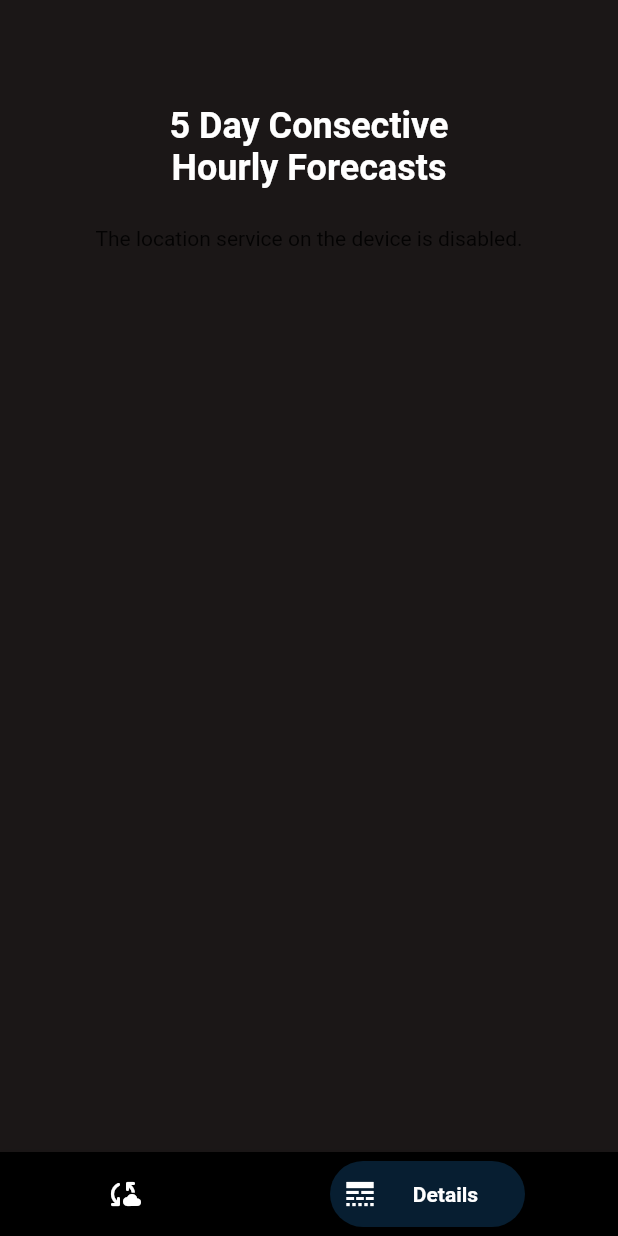
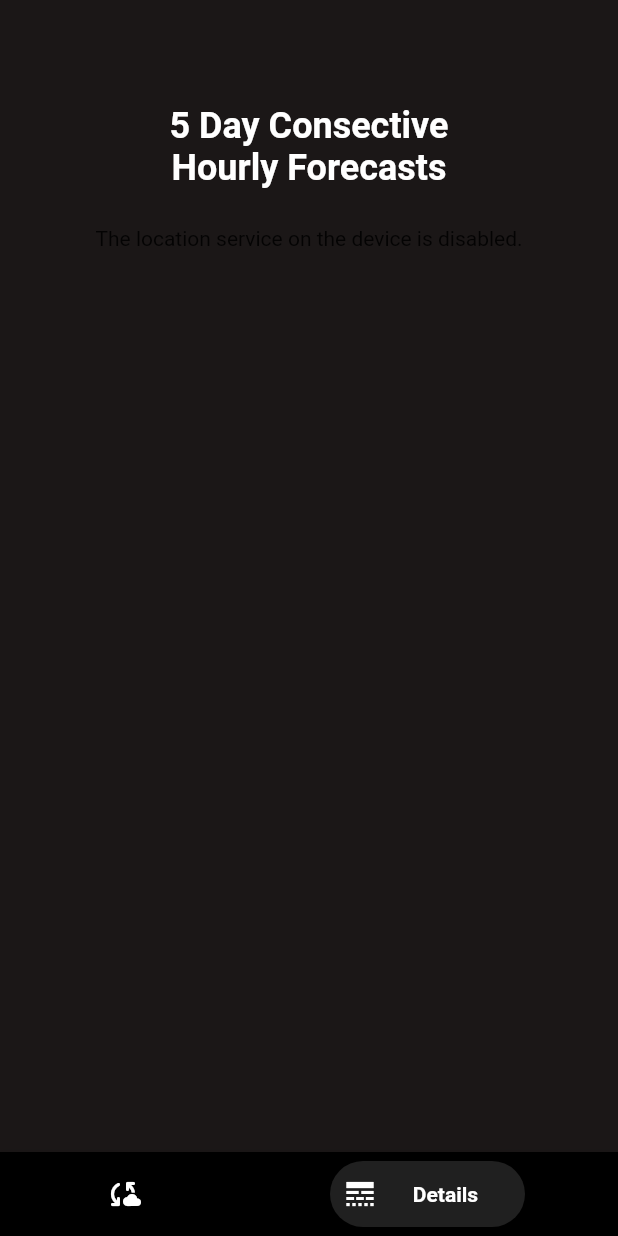
Before and after one commit to avcton/DailyWeather, a Flutter app: the screen it shows after launch, swiped to page 2, on a phone screen of 412 x 824 dp. Run offline on Flutter 3.47's test engine with Material 2 defaults, Android fonts, the phone set to English and light mode, and no system bars; drawn by our look-alikes of bottom_navy_bar; our stand-ins replace geolocator, google_fonts, weather; missing offline and left inert: geolocator_web; Roboto replaces fonts that are missing (Bellota).

Commit message:
Everything implemented before notifications

```diff
--- a/lib/Screens/extended_weather.dart
+++ b/lib/Screens/extended_weather.dart
@@ -58,8 +58,15 @@ class _Extended_Weather extends State<Extended_Weather> {
                                 return ListTile(
                                   onTap: () {},
                                   leading: Image.network(
-                                    'http://openweathermap.org/img/wn/${snapshot.data?[index].weatherIcon}@2x.png',
-                                  ),
+                                      'http://openweathermap.org/img/wn/${snapshot.data?[index].weatherIcon}@2x.png',
+                                      errorBuilder:
+                                          (context, error, stackTrace) {
+                                    return Text(
+                                      "Error Loading Image...",
+                                      style:
+                                          Theme.of(context).textTheme.headline1,
+                                    );
+                                  }),
                                   trailing: Text(
                                       "${weekDayToString(day: snapshot.data?[index].date?.weekday)} ${DateFormat('h:mm a').format(snapshot.data?[index].date ?? DateTime.now())}",
                                       style: GoogleFonts.bellota(
@@ -80,8 +87,11 @@ class _Extended_Weather extends State<Extended_Weather> {
                       );
                     }
                   }
-                  return const CircularProgressIndicator(
-                    color: Colors.white,
+                  return const Padding(
+                    padding: EdgeInsets.only(top: 70),
+                    child: CircularProgressIndicator(
+                      color: Colors.white,
+                    ),
                   );
                 })
           ],
--- a/lib/Screens/weather_page.dart
+++ b/lib/Screens/weather_page.dart
@@ -39,27 +39,14 @@ class _WeatherPage extends State<WeatherPage> {
           Center(
             child: Column(
               children: [
-                Padding(
-                  padding: const EdgeInsets.only(top: 65.0),
-                  child: Text("Welcome",
-                      style: GoogleFonts.indieFlower(
-                          textStyle: TextStyle(
-                              fontSize: 24,
-                              color: Theme.of(context).primaryColor,
-                              letterSpacing: 0))),
-                ),
-                const SizedBox(
-                  height: 3,
-                ),
-                Text("To",
-                    style: GoogleFonts.indieFlower(
-                        textStyle: TextStyle(
-                      fontSize: 26,
-                      color: Theme.of(context).primaryColor,
-                    ))),
-                const SizedBox(
-                  height: 10,
-                ),
+                const Padding(
+                    padding: EdgeInsets.only(top: 25.0),
+                    child: SizedBox(
+                      child: Image(
+                        image: AssetImage('assets/weather.png'),
+                        fit: BoxFit.cover,
+                      ),
+                    )),
                 Text("Daily Weather Report",
                     style: Theme.of(context).textTheme.headline1),
                 const Divider(
@@ -91,8 +78,13 @@ class _WeatherPage extends State<WeatherPage> {
                           return Column(
                             children: [
                               Image.network(
-                                'http://openweathermap.org/img/wn/${snapshot.data?.weatherIcon}@4x.png',
-                              ),
+                                  'http://openweathermap.org/img/wn/${snapshot.data?.weatherIcon}@4x.png',
+                                  errorBuilder: (context, error, stackTrace) {
+                                return Text(
+                                  "Error Loading Image...",
+                                  style: Theme.of(context).textTheme.headline1,
+                                );
+                              }),
                               Container(
                                 padding: const EdgeInsets.all(20.0),
                                 color: Colors.black,
@@ -167,11 +159,13 @@ class _WeatherPage extends State<WeatherPage> {
       ),
       bottomNavigationBar: BottomNavyBar(
           backgroundColor: Colors.black,
+          showElevation: true,
           selectedIndex: _currentIndex,
           mainAxisAlignment: MainAxisAlignment.spaceAround,
           items: [
             BottomNavyBarItem(
                 textAlign: TextAlign.center,
+                activeColor: Colors.grey,
                 icon: const Icon(
                   Icons.cloud_sync_rounded,
                   color: Colors.white,
@@ -182,6 +176,7 @@ class _WeatherPage extends State<WeatherPage> {
                 )),
             BottomNavyBarItem(
                 textAlign: TextAlign.center,
+                activeColor: Colors.grey,
                 icon: const Icon(
                   Icons.line_style,
                   color: Colors.white,
--- a/pubspec.yaml
+++ b/pubspec.yaml
@@ -65,8 +65,8 @@ flutter:
   uses-material-design: true
 
   # To add assets to your application, add an assets section, like this:
-  # assets:
-  #   - images/a_dot_burr.jpeg
+  assets:
+    - assets/weather.png
   #   - images/a_dot_ham.jpeg
 
   # An image asset can refer to one or more resolution-specific "variants", see
```
